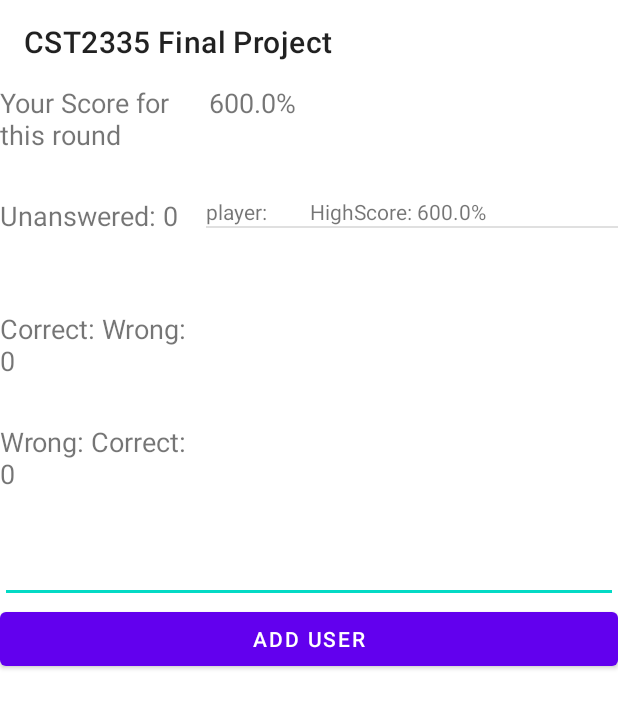
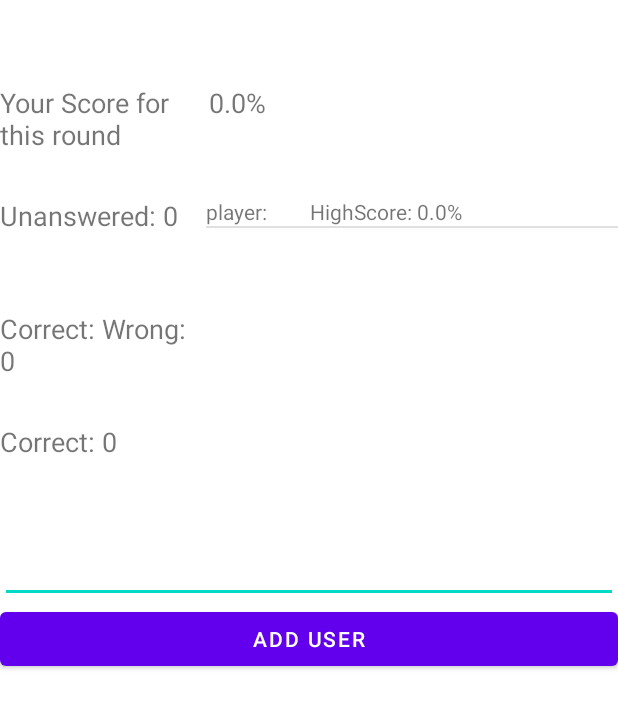
Before and after one commit to 0ji/CST2335FinalProject, an Android app: the ResultsActivity screen opened directly, with no data from a screen before it, after a tap on "ADD USER", on a phone screen of 412 x 824 dp. Shown: the top 708 px of the screen. Run offline under Robolectric (Android 15) with nearby library versions, the phone set to English and light mode, and no system bars; 2 statements that could not run were skipped.

Commit message:
muliple working

```diff
--- a/app/src/main/java/com/cst2335/cst2335finalproject/trivia/ResultsActivity.java
+++ b/app/src/main/java/com/cst2335/cst2335finalproject/trivia/ResultsActivity.java
@@ -24,7 +24,9 @@ import com.cst2335.cst2335finalproject.R;
 
 import java.util.ArrayList;
 
-
+/**
+ *  result activity class shows result from the game
+ */
 public class ResultsActivity extends GameActivity {
     public static final String COL_ID = "_id";
     public static final String QUESTION_SELECTED = "Question"; // name
@@ -40,14 +42,11 @@ public class ResultsActivity extends GameActivity {
     @Override
     protected void onPause() {
         super.onPause();
-        /*amount = findViewById(R.id.numberOfQuestions);
-        difficulty = findViewById(R.id.difficulty);*/
+
         name_input = findViewById(R.id.name_input);
-       // TextView score_input = findViewById(R.id.score);
         SharedPreferences sp_user = getSharedPreferences("UserDetails", Context.MODE_PRIVATE);
         SharedPreferences.Editor editor = sp_user.edit();
         editor.putString("name", name_input.getText().toString());
-        //editor.putString("score", score_input.getText().toString());
         editor.commit();
         Log.i("ResultsActivity", "in onPause ");
 
@@ -69,8 +68,7 @@ public class ResultsActivity extends GameActivity {
 
         SharedPreferences sp_user = getSharedPreferences("UserDetails", Context.MODE_PRIVATE);
         name_input.setText(sp_user.getString("name", ""));
-        Toolbar tb = findViewById(R.id.myToolB);
-        // set action bar
+        Toolbar tb = findViewById(R.id.soccer_toolbar_main);
         setSupportActionBar(tb);
 
 
@@ -83,14 +81,14 @@ public class ResultsActivity extends GameActivity {
                 correctChar = ch;
         }
 
-        int correctCalculate = correctChar;
+        int correctCalculate = Character.getNumericValue(correctChar);
         int dividedby = Integer.parseInt(a);
         float finalScore = (correctCalculate * 100) / dividedby;
         String finalScoreString = finalScore + "%";
         score.setText(finalScoreString);
         unanswered_results.setText("Unanswered: "+sp_user.getString("unanswered", ""));
         correct_ans_results.setText("Correct: "+sp_user.getString("correct",""));
-        incorrect_ans_results.setText("Wrong: "+sp_user.getString("incorrect",""));
+        incorrect_ans_results.setText(sp_user.getString("incorrect",""));
 
         // these are the values we will insert into the database
         ContentValues dbValues = new ContentValues();
--- a/app/src/main/res/layout/activity_results.xml
+++ b/app/src/main/res/layout/activity_results.xml
@@ -100,4 +100,6 @@
         android:layout_below="@id/name_input"
         android:text="Add User" />
 
+
+
 </RelativeLayout>
```
Also changed, not shown: app/src/main/java/com/cst2335/cst2335finalproject/trivia/GameActivity.java (+24 -34 lines), app/src/main/res/layout/multiple_questions.xml (+9 -4 lines).
